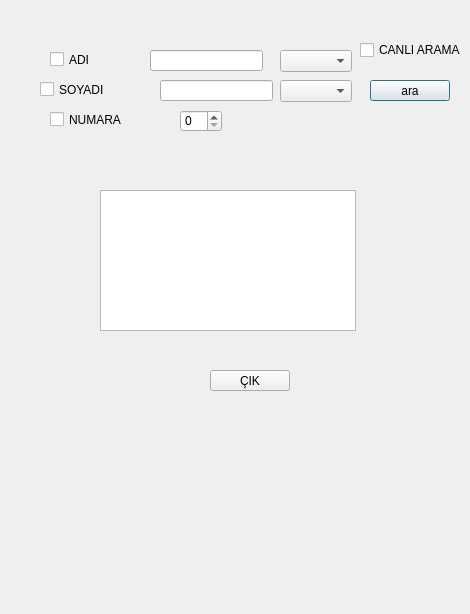
The window that Gorsel/formlar/listeleme/ogrencilistesi.ui (sadededeoglu/okulprojesi) describes before a commit, drawn with Qt 5.
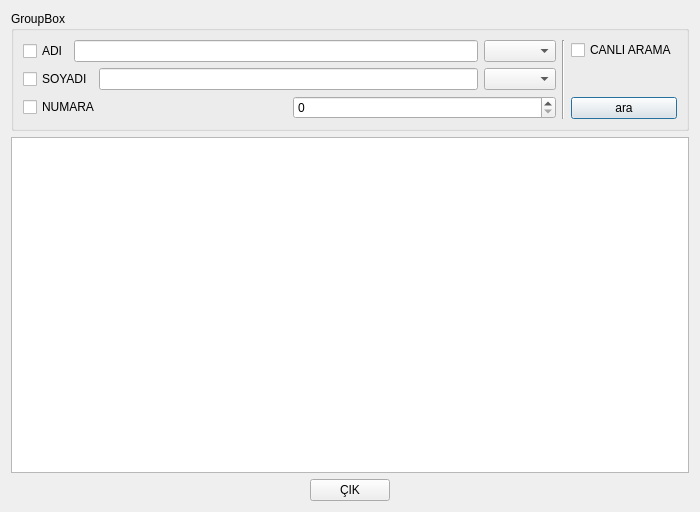
The same window after the commit.

What changed in the file:
```diff
--- a/Gorsel/formlar/listeleme/ogrencilistesi.ui
+++ b/Gorsel/formlar/listeleme/ogrencilistesi.ui
@@ -6,151 +6,166 @@
    <rect>
     <x>0</x>
     <y>0</y>
-    <width>470</width>
-    <height>614</height>
+    <width>700</width>
+    <height>512</height>
    </rect>
   </property>
+  <property name="minimumSize">
+   <size>
+    <width>700</width>
+    <height>500</height>
+   </size>
+  </property>
+  <property name="maximumSize">
+   <size>
+    <width>700</width>
+    <height>700</height>
+   </size>
+  </property>
   <property name="windowTitle">
    <string>Dialog</string>
   </property>
-  <widget class="QTableWidget" name="tableWidget_ogrenci">
-   <property name="geometry">
-    <rect>
-     <x>100</x>
-     <y>190</y>
-     <width>256</width>
-     <height>141</height>
-    </rect>
-   </property>
-  </widget>
-  <widget class="QCheckBox" name="checkBox_adi">
-   <property name="geometry">
-    <rect>
-     <x>50</x>
-     <y>50</y>
-     <width>72</width>
-     <height>19</height>
-    </rect>
-   </property>
-   <property name="text">
-    <string>ADI</string>
-   </property>
-  </widget>
-  <widget class="QCheckBox" name="checkBox_soyadi">
-   <property name="geometry">
-    <rect>
-     <x>40</x>
-     <y>80</y>
-     <width>72</width>
-     <height>19</height>
-    </rect>
-   </property>
-   <property name="text">
-    <string>SOYADI</string>
-   </property>
-  </widget>
-  <widget class="QCheckBox" name="checkBox_numara">
-   <property name="geometry">
-    <rect>
-     <x>50</x>
-     <y>110</y>
-     <width>72</width>
-     <height>19</height>
-    </rect>
-   </property>
-   <property name="text">
-    <string>NUMARA</string>
-   </property>
-  </widget>
-  <widget class="QLineEdit" name="lineEdit_adi">
-   <property name="geometry">
-    <rect>
-     <x>150</x>
-     <y>50</y>
-     <width>113</width>
-     <height>21</height>
-    </rect>
-   </property>
-  </widget>
-  <widget class="QLineEdit" name="lineEdit_soyadi">
-   <property name="geometry">
-    <rect>
-     <x>160</x>
-     <y>80</y>
-     <width>113</width>
-     <height>21</height>
-    </rect>
-   </property>
-  </widget>
-  <widget class="QSpinBox" name="spinBox_numara">
-   <property name="geometry">
-    <rect>
-     <x>180</x>
-     <y>110</y>
-     <width>42</width>
-     <height>22</height>
-    </rect>
-   </property>
-  </widget>
-  <widget class="QComboBox" name="comboBox_adiile">
-   <property name="geometry">
-    <rect>
-     <x>280</x>
-     <y>50</y>
-     <width>72</width>
-     <height>22</height>
-    </rect>
-   </property>
-  </widget>
-  <widget class="QComboBox" name="comboBox_soyadiile">
-   <property name="geometry">
-    <rect>
-     <x>280</x>
-     <y>80</y>
-     <width>72</width>
-     <height>22</height>
-    </rect>
-   </property>
-  </widget>
-  <widget class="QPushButton" name="pushButton_ara">
-   <property name="geometry">
-    <rect>
-     <x>370</x>
-     <y>80</y>
-     <width>80</width>
-     <height>21</height>
-    </rect>
-   </property>
-   <property name="text">
-    <string>ara</string>
-   </property>
-  </widget>
-  <widget class="QPushButton" name="pushButton_cik">
-   <property name="geometry">
-    <rect>
-     <x>210</x>
-     <y>370</y>
-     <width>80</width>
-     <height>21</height>
-    </rect>
-   </property>
-   <property name="text">
-    <string>ÇIK</string>
-   </property>
-  </widget>
-  <widget class="QCheckBox" name="checkBox_canliArama">
-   <property name="geometry">
-    <rect>
-     <x>360</x>
-     <y>40</y>
-     <width>101</width>
-     <height>20</height>
-    </rect>
-   </property>
-   <property name="text">
-    <string>CANLI ARAMA</string>
-   </property>
-  </widget>
+  <layout class="QGridLayout" name="gridLayout_9">
+   <item row="0" column="0">
+    <layout class="QGridLayout" name="gridLayout_8">
+     <item row="0" column="0">
+      <widget class="QGroupBox" name="groupBox">
+       <property name="title">
+        <string>GroupBox</string>
+       </property>
+       <layout class="QGridLayout" name="gridLayout_7">
+        <item row="0" column="0">
+         <layout class="QGridLayout" name="gridLayout">
+          <item row="0" column="0">
+           <widget class="QCheckBox" name="checkBox_adi">
+            <property name="text">
+             <string>ADI</string>
+            </property>
+           </widget>
+          </item>
+          <item row="0" column="1">
+           <widget class="QLineEdit" name="lineEdit_adi"/>
+          </item>
+          <item row="0" column="2">
+           <widget class="QComboBox" name="comboBox_adiile"/>
+          </item>
+         </layout>
+        </item>
+        <item row="0" column="1" rowspan="3">
+         <widget class="Line" name="line">
+          <property name="orientation">
+           <enum>Qt::Vertical</enum>
+          </property>
+         </widget>
+        </item>
+        <item row="0" column="2" rowspan="3">
+         <layout class="QVBoxLayout" name="verticalLayout">
+          <item>
+           <widget class="QCheckBox" name="checkBox_canliArama">
+            <property name="text">
+             <string>CANLI ARAMA</string>
+            </property>
+           </widget>
+          </item>
+          <item>
+           <spacer name="verticalSpacer">
+            <property name="orientation">
+             <enum>Qt::Vertical</enum>
+            </property>
+            <property name="sizeHint" stdset="0">
+             <size>
+              <width>20</width>
+              <height>40</height>
+             </size>
+            </property>
+           </spacer>
+          </item>
+          <item>
+           <widget class="QPushButton" name="pushButton_ara">
+            <property name="text">
+             <string>ara</string>
+            </property>
+           </widget>
+          </item>
+         </layout>
+        </item>
+        <item row="1" column="0">
+         <layout class="QGridLayout" name="gridLayout_2">
+          <item row="0" column="0">
+           <widget class="QCheckBox" name="checkBox_soyadi">
+            <property name="text">
+             <string>SOYADI</string>
+            </property>
+           </widget>
+          </item>
+          <item row="0" column="1">
+           <widget class="QLineEdit" name="lineEdit_soyadi"/>
+          </item>
+          <item row="0" column="2">
+           <widget class="QComboBox" name="comboBox_soyadiile"/>
+          </item>
+         </layout>
+        </item>
+        <item row="2" column="0">
+         <layout class="QGridLayout" name="gridLayout_3">
+          <item row="0" column="0">
+           <widget class="QCheckBox" name="checkBox_numara">
+            <property name="text">
+             <string>NUMARA</string>
+            </property>
+           </widget>
+          </item>
+          <item row="0" column="1">
+           <widget class="QSpinBox" name="spinBox_numara"/>
+          </item>
+         </layout>
+        </item>
+       </layout>
+      </widget>
+     </item>
+     <item row="1" column="0">
+      <widget class="QTableWidget" name="tableWidget_ogrenci"/>
+     </item>
+    </layout>
+   </item>
+   <item row="1" column="0">
+    <layout class="QHBoxLayout" name="horizontalLayout">
+     <item>
+      <spacer name="horizontalSpacer_2">
+       <property name="orientation">
+        <enum>Qt::Horizontal</enum>
+       </property>
+       <property name="sizeHint" stdset="0">
+        <size>
+         <width>40</width>
+         <height>20</height>
+        </size>
+       </property>
+      </spacer>
+     </item>
+     <item>
+      <widget class="QPushButton" name="pushButton_cik">
+       <property name="text">
+        <string>ÇIK</string>
+       </property>
+      </widget>
+     </item>
+     <item>
+      <spacer name="horizontalSpacer">
+       <property name="orientation">
+        <enum>Qt::Horizontal</enum>
+       </property>
+       <property name="sizeHint" stdset="0">
+        <size>
+         <width>40</width>
+         <height>20</height>
+        </size>
+       </property>
+      </spacer>
+     </item>
+    </layout>
+   </item>
+  </layout>
  </widget>
  <resources/>
  <connections/>
```
